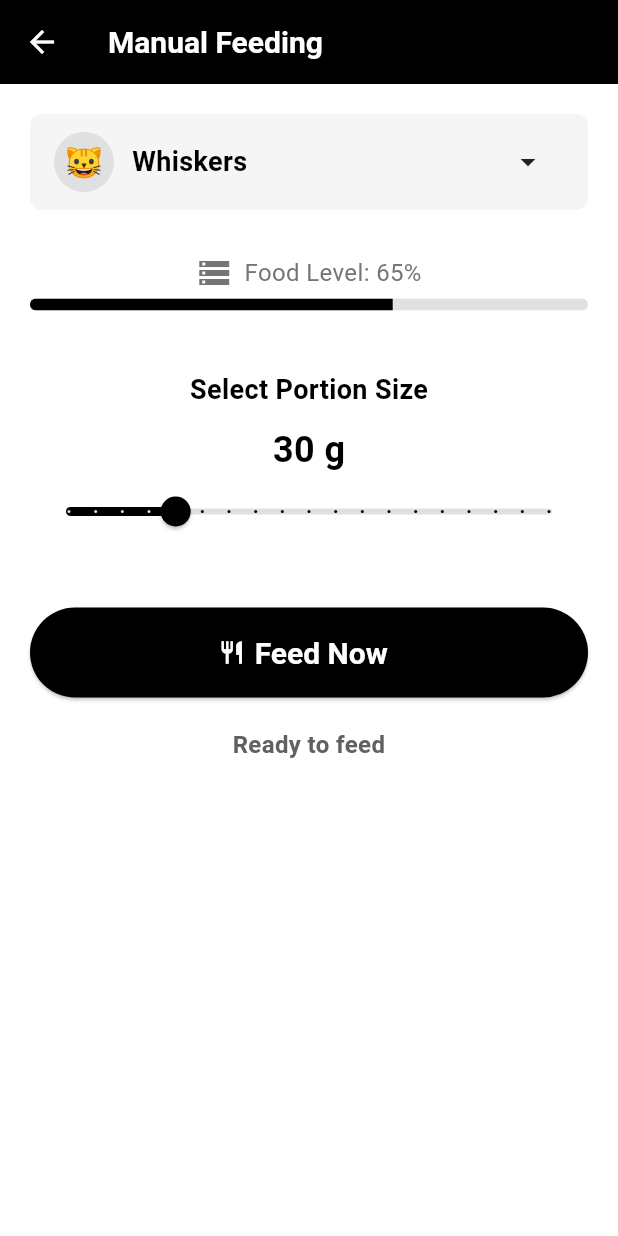
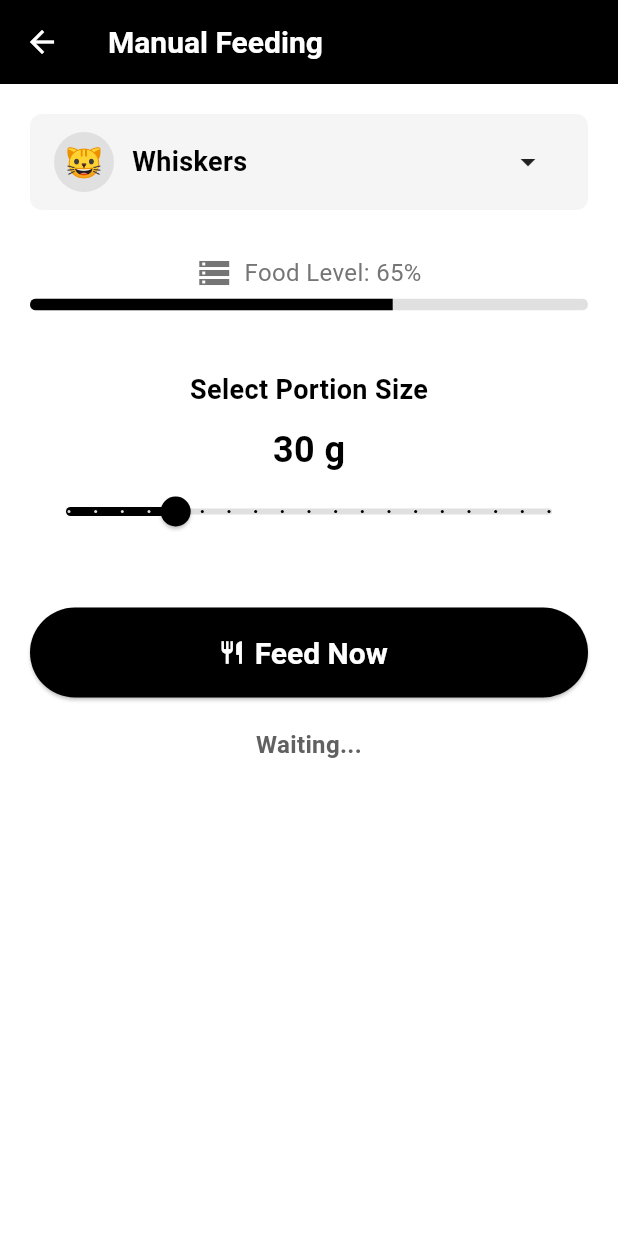
Before and after one commit to KemalIlkilic/pet-feeding, a Flutter app: the ManualFeedScreen screen opened by its route, on a phone screen of 412 x 824 dp. Run offline on Flutter 3.47's test engine with Material 3 defaults, Android fonts, the phone set to English and light mode, and no system bars; our stand-ins replace cloud_firestore, firebase_auth, firebase_core, firebase_database, google_sign_in; accounts and stored records are empty.

Commit message:
manualfeedupdate

```diff
--- a/lib/screens/manual_feed_screen.dart
+++ b/lib/screens/manual_feed_screen.dart
@@ -187,19 +187,43 @@ class _ManualFeedScreenState extends State<ManualFeedScreen> {
             ),
             const SizedBox(height: 20),
 
-            // Status Message
-            Text(
-              _statusMessage,
+            // 🔁 Real-time Status Message from Firebase (updated)
+            StreamBuilder<DatabaseEvent>(
+              stream: databaseRef.child('status').onValue,
+              builder: (context, snapshot) {
+                String status = 'Waiting...';
+                if (snapshot.hasData && snapshot.data!.snapshot.value != null) {
+                  status = snapshot.data!.snapshot.value.toString();
+
+                  if (status.toLowerCase().contains("complete")) {
+                    WidgetsBinding.instance.addPostFrameCallback((_) async {
+                      if (_isFeeding) {
+                        setState(() {
+                          _isFeeding = false;
+                          _lastFeedTime = TimeOfDay.now().format(context);
+                        });
+                      }
+
+                      // ✅ Reset the status after showing it
+                      await databaseRef.child('status').set("Ready to feed");
+                    });
+                  }
+                }
+
+                return Text(
+                  status,
                   style: TextStyle(
                     fontSize: 16,
-                color: _isFeeding
+                    color: status.toLowerCase().contains("complete")
+                        ? Colors.green[700]
+                        : (status.toLowerCase().contains("started")
                             ? Colors.blue
-                    : (_statusMessage.startsWith('Success')
-                        ? Colors.green[700]
                             : Colors.grey[700]),
                     fontWeight: FontWeight.bold,
                   ),
                   textAlign: TextAlign.center,
+                );
+              },
             ),
             const Spacer(),
 
```
Also changed, not shown: 1 other file. Lines whose indentation alone changed are shown as unchanged.
